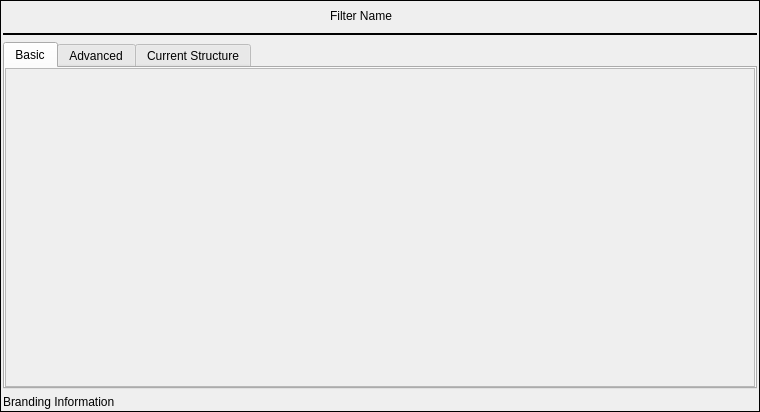
Qt form Source/DREAM3DWidgetsLib/Widgets/UI_Files/FilterInputWidget.ui (BlueQuartzSoftware/DREAM3D) before a commit.
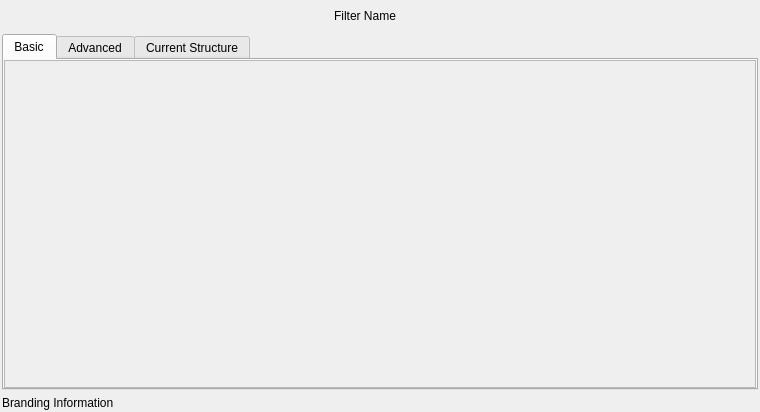
The same form after that commit. The open tabs and pages were chosen to show the change. Icons and pictures are not drawn. Custom widgets are drawn as their Qt base class.

The edit to the form file:
```diff
--- a/Source/DREAM3DWidgetsLib/Widgets/UI_Files/FilterInputWidget.ui
+++ b/Source/DREAM3DWidgetsLib/Widgets/UI_Files/FilterInputWidget.ui
@@ -29,18 +29,10 @@
    <item>
     <widget class="QFrame" name="contents">
      <property name="styleSheet">
-      <string notr="true">QFrame::contents
-{
-  background-color: qlineargradient(spread:pad, x1:0, y1:0, x2:0, y2:1, stop:0 rgba(185, 185, 185, 255), stop:0.5 rgba(226, 226, 226, 255), stop:1 rgba(150, 150, 150, 255));
-border: 1px solid #515151;
-border-radius: 10px;
-padding: 0 0 0 0px;
-font: 100 italic 12pt &quot;Arial&quot;;
-font-weight: bold;s
-}</string>
+      <string notr="true"/>
      </property>
      <property name="frameShape">
-      <enum>QFrame::Box</enum>
+      <enum>QFrame::NoFrame</enum>
      </property>
      <property name="frameShadow">
       <enum>QFrame::Plain</enum>
@@ -58,7 +50,7 @@
       <property name="bottomMargin">
        <number>2</number>
       </property>
-      <item row="3" column="0">
+      <item row="2" column="0">
        <widget class="QTabWidget" name="tabWidget">
         <property name="sizePolicy">
          <sizepolicy hsizetype="Expanding" vsizetype="Expanding">
@@ -70,11 +62,17 @@
          <enum>QTabWidget::North</enum>
         </property>
         <property name="currentIndex">
-         <number>0</number>
+         <number>2</number>
+        </property>
+        <property name="documentMode">
+         <bool>false</bool>
         </property>
         <property name="tabsClosable">
          <bool>false</bool>
         </property>
+        <property name="tabBarAutoHide">
+         <bool>false</bool>
+        </property>
         <widget class="QWidget" name="basicTab">
          <attribute name="title">
           <string>Basic</string>
@@ -102,8 +100,8 @@
               <rect>
                <x>0</x>
                <y>0</y>
-               <width>746</width>
-               <height>308</height>
+               <width>754</width>
+               <height>325</height>
               </rect>
              </property>
              <layout class="QVBoxLayout" name="verticalLayout_8">
@@ -231,19 +229,6 @@
         </widget>
        </widget>
       </item>
-      <item row="1" column="0">
-       <widget class="Line" name="line">
-        <property name="frameShadow">
-         <enum>QFrame::Plain</enum>
-        </property>
-        <property name="lineWidth">
-         <number>2</number>
-        </property>
-        <property name="orientation">
-         <enum>Qt::Horizontal</enum>
-        </property>
-       </widget>
-      </item>
       <item row="0" column="0">
        <layout class="QHBoxLayout" name="horizontalLayout">
         <property name="topMargin">
@@ -282,10 +267,16 @@
             <verstretch>0</verstretch>
            </sizepolicy>
           </property>
+          <property name="minimumSize">
+           <size>
+            <width>24</width>
+            <height>24</height>
+           </size>
+          </property>
           <property name="maximumSize">
            <size>
-            <width>32</width>
-            <height>32</height>
+            <width>24</width>
+            <height>24</height>
            </size>
           </property>
           <property name="text">
@@ -308,7 +299,7 @@
         </item>
        </layout>
       </item>
-      <item row="4" column="0">
+      <item row="3" column="0">
        <widget class="QLabel" name="brandingLabel">
         <property name="text">
          <string>Branding Information</string>
```
Left out of the diff: 4 changed lines with no effect on the pictures.
